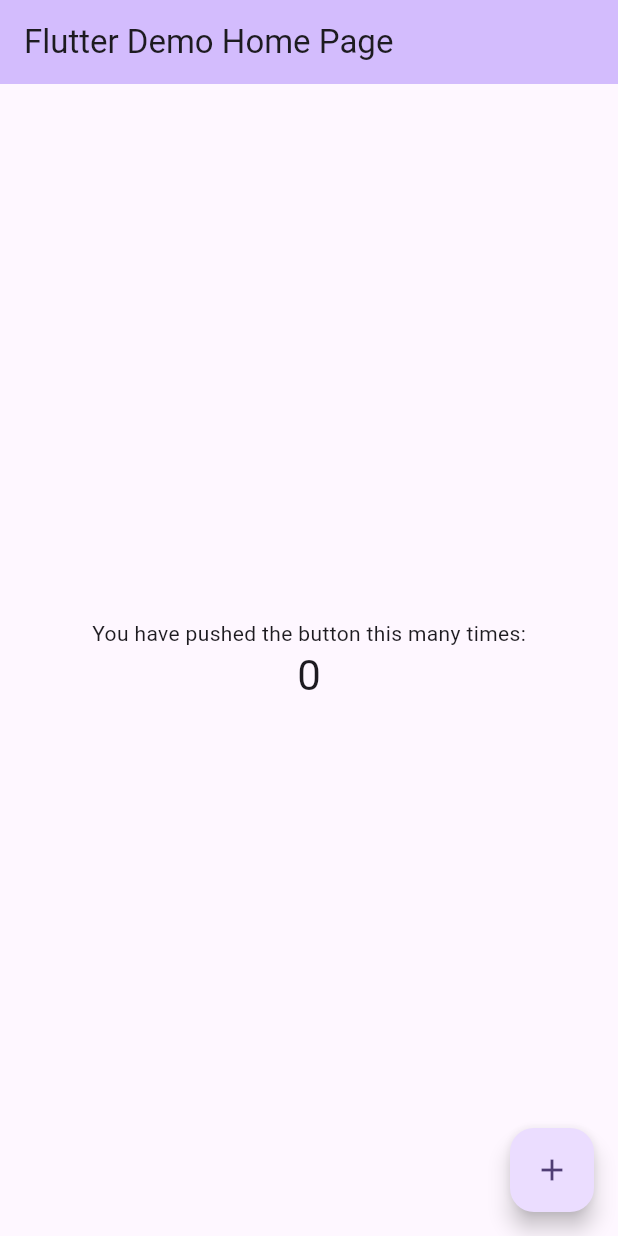
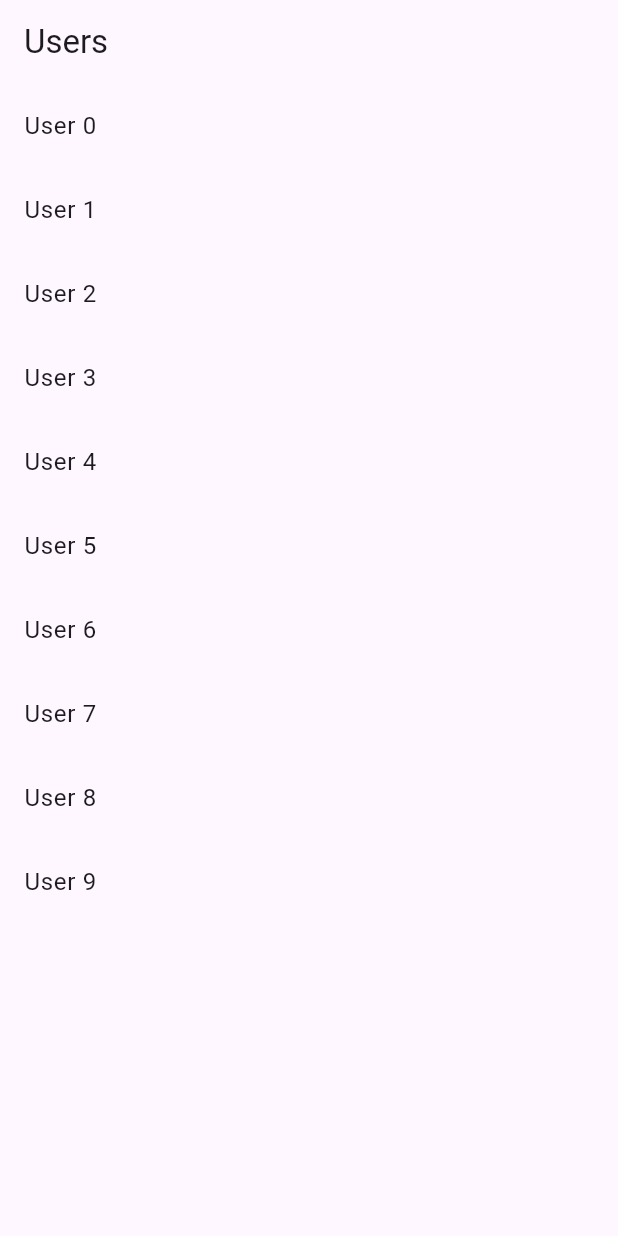
Before and after one commit to mmmkb1/flutter_github_repo_explorer, a Flutter app: the screen it shows after launch, on a phone screen of 412 x 824 dp. Run offline on Flutter 3.47's test engine with Material 3 defaults, Android fonts, the phone set to English and light mode, and no system bars; our stand-ins replace go_router.

Commit message:
[feat] user_list_screen, repository_list_screen 첫번째 구현

```diff
--- a/dart_test/count_stream.dart
+++ /dev/null
@@ -1,5 +0,0 @@
-Stream<int> countStream(int max) async* {
-  for (int i = 0; i < max; i++) {
-    yield i;
-  }
-}
--- /dev/null
+++ b/devtools_options.yaml
@@ -0,0 +1,3 @@
+description: This file stores settings for Dart & Flutter DevTools.
+documentation: https://docs.flutter.dev/tools/devtools/extensions#configure-extension-enablement-states
+extensions:
--- /dev/null
+++ b/lib/core/router.dart
@@ -0,0 +1,19 @@
+import 'package:flutter_github_repo_explorer/presentatoin/repository_list/repository_list_screen.dart';
+import 'package:flutter_github_repo_explorer/presentatoin/user_list/user_list_screen.dart';
+import 'package:go_router/go_router.dart';
+
+final GoRouter router = GoRouter(
+  routes: [
+    GoRoute(
+      path: '/',
+      builder: (context, state) => const UserListScreen(),
+    ),
+    GoRoute(
+      path: '/repositories',
+      builder: (context, state) {
+        final username = state.extra as String;
+        return RepositoryListScreen(username: username);
+      },
+    ),
+  ],
+);
--- a/lib/main.dart
+++ b/lib/main.dart
@@ -1,4 +1,5 @@
 import 'package:flutter/material.dart';
+import 'package:flutter_github_repo_explorer/core/router.dart';
 
 void main() {
   runApp(const MyApp());
@@ -7,119 +8,14 @@ void main() {
 class MyApp extends StatelessWidget {
   const MyApp({super.key});
 
-  // This widget is the root of your application.
   @override
   Widget build(BuildContext context) {
-    return MaterialApp(
-      title: 'Flutter Demo1',
+    return MaterialApp.router(
+      title: 'Flutter GitHub Repo Explorer',
+      routerConfig: router,
       theme: ThemeData(
-        // This is the theme of your application.
-        //
-        // TRY THIS: Try running your application with "flutter run". You'll see
-        // the application has a purple toolbar. Then, without quitting the app,
-        // try changing the seedColor in the colorScheme below to Colors.green
-        // and then invoke "hot reload" (save your changes or press the "hot
-        // reload" button in a Flutter-supported IDE, or press "r" if you used
-        // the command line to start the app).
-        //
-        // Notice that the counter didn't reset back to zero; the application
-        // state is not lost during the reload. To reset the state, use hot
-        // restart instead.
-        //
-        // This works for code too, not just values: Most code changes can be
-        // tested with just a hot reload.
-        colorScheme: ColorScheme.fromSeed(seedColor: Colors.deepPurple),
-        useMaterial3: true,
+        primarySwatch: Colors.blue,
       ),
-      home: const MyHomePage(title: 'Flutter Demo Home Page'),
     );
   }
 }
-
-class MyHomePage extends StatefulWidget {
-  const MyHomePage({super.key, required this.title});
-
-  // This widget is the home page of your application. It is stateful, meaning
-  // that it has a State object (defined below) that contains fields that affect
-  // how it looks.
-
-  // This class is the configuration for the state. It holds the values (in this
-  // case the title) provided by the parent (in this case the App widget) and
-  // used by the build method of the State. Fields in a Widget subclass are
-  // always marked "final".
-
-  final String title;
-
-  @override
-  State<MyHomePage> createState() => _MyHomePageState();
-}
-
-class _MyHomePageState extends State<MyHomePage> {
-  int _counter = 0;
-
-  void _incrementCounter() {
-    setState(() {
-      // This call to setState tells the Flutter framework that something has
-      // changed in this State, which causes it to rerun the build method below
-      // so that the display can reflect the updated values. If we changed
-      // _counter without calling setState(), then the build method would not be
-      // called again, and so nothing would appear to happen.
-      _counter++;
-    });
-  }
-
-  @override
-  Widget build(BuildContext context) {
-    // This method is rerun every time setState is called, for instance as done
-    // by the _incrementCounter method above.
-    //
-    // The Flutter framework has been optimized to make rerunning build methods
-    // fast, so that you can just rebuild anything that needs updating rather
-    // than having to individually change instances of widgets.
-    return Scaffold(
-      appBar: AppBar(
-        // TRY THIS: Try changing the color here to a specific color (to
-        // Colors.amber, perhaps?) and trigger a hot reload to see the AppBar
-        // change color while the other colors stay the same.
-        backgroundColor: Theme.of(context).colorScheme.inversePrimary,
-        // Here we take the value from the MyHomePage object that was created by
-        // the App.build method, and use it to set our appbar title.
-        title: Text(widget.title),
-      ),
-      body: Center(
-        // Center is a layout widget. It takes a single child and positions it
-        // in the middle of the parent.
-        child: Column(
-          // Column is also a layout widget. It takes a list of children and
-          // arranges them vertically. By default, it sizes itself to fit its
-          // children horizontally, and tries to be as tall as its parent.
-          //
-          // Column has various properties to control how it sizes itself and
-          // how it positions its children. Here we use mainAxisAlignment to
-          // center the children vertically; the main axis here is the vertical
-          // axis because Columns are vertical (the cross axis would be
-          // horizontal).
-          //
-          // TRY THIS: Invoke "debug painting" (choose the "Toggle Debug Paint"
-          // action in the IDE, or press "p" in the console), to see the
-          // wireframe for each widget.
-          mainAxisAlignment: MainAxisAlignment.center,
-          children: <Widget>[
-            const Text(
-              'You have pushed the button this many times:',
-            ),
-            Text(
-              '$_counter',
-              style: Theme.of(context).textTheme.headlineMedium,
-            ),
-          ],
-        ),
-      ),
-      floatingActionButton: FloatingActionButton(
-        onPressed: _incrementCounter,
-        tooltip: 'Increment',
-        child: const Icon(Icons.add),
-      ), // This trailing comma makes auto-formatting nicer for build methods.
-    );
-  }
-}
--- /dev/null
+++ b/lib/presentatoin/user_list/user_list_screen.dart
@@ -0,0 +1,23 @@
+import 'package:flutter/material.dart';
+
+class UserListScreen extends StatelessWidget {
+  const UserListScreen({super.key});
+
+  @override
+  Widget build(BuildContext context) {
+    return Scaffold(
+      appBar: AppBar(
+        title: const Text('Users'),
+      ),
+      body: ListView.builder(
+        itemCount: 10,
+        itemBuilder: (context, index) {
+          return ListTile(
+            title: Text('User $index'),
+            onTap: () {},
+          );
+        },
+      ),
+    );
+  }
+}
```
Also changed, not shown: dart_test/counter_cubit.dart (deleted, +0 -13 lines), dart_test/main.dart (deleted, +0 -7 lines), dart_test/sum_stream.dart (deleted, +0 -7 lines), lib/presentatoin/repository_list/repository_list_screen.dart (added, +14 -0 lines), pubspec.yaml (+3 -8 lines), lib/presentatoin/repository_list/repository_list_view_model.dart (added), lib/presentatoin/user_list/user_list_view_model.dart (added), pubspec.lock.
